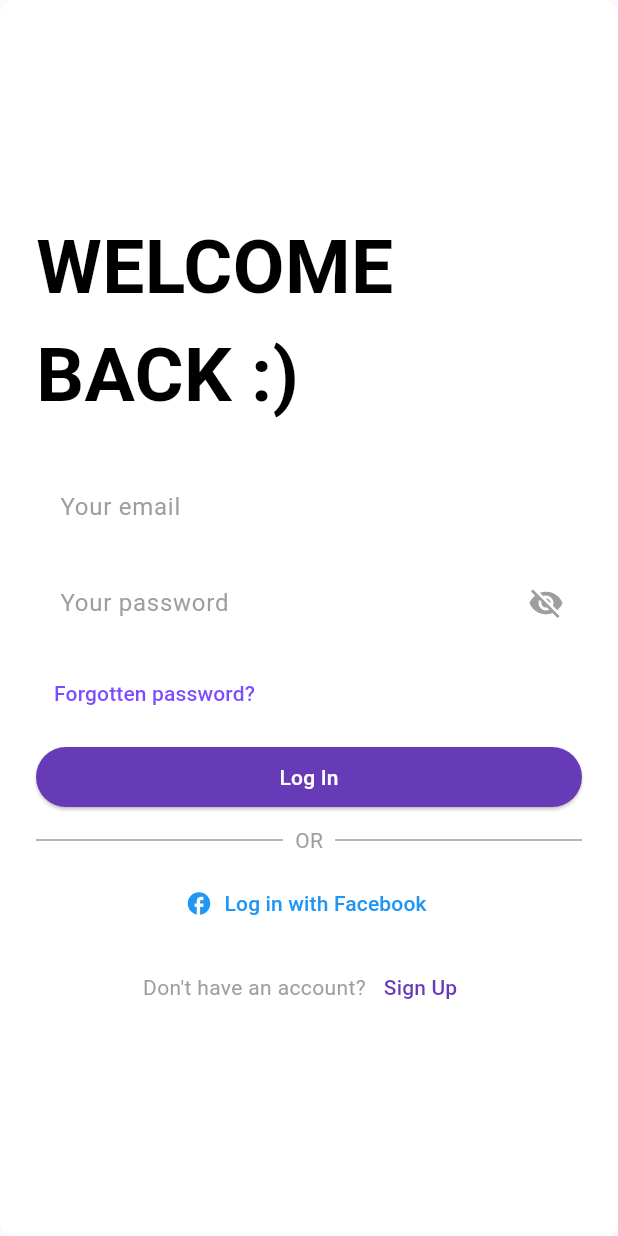
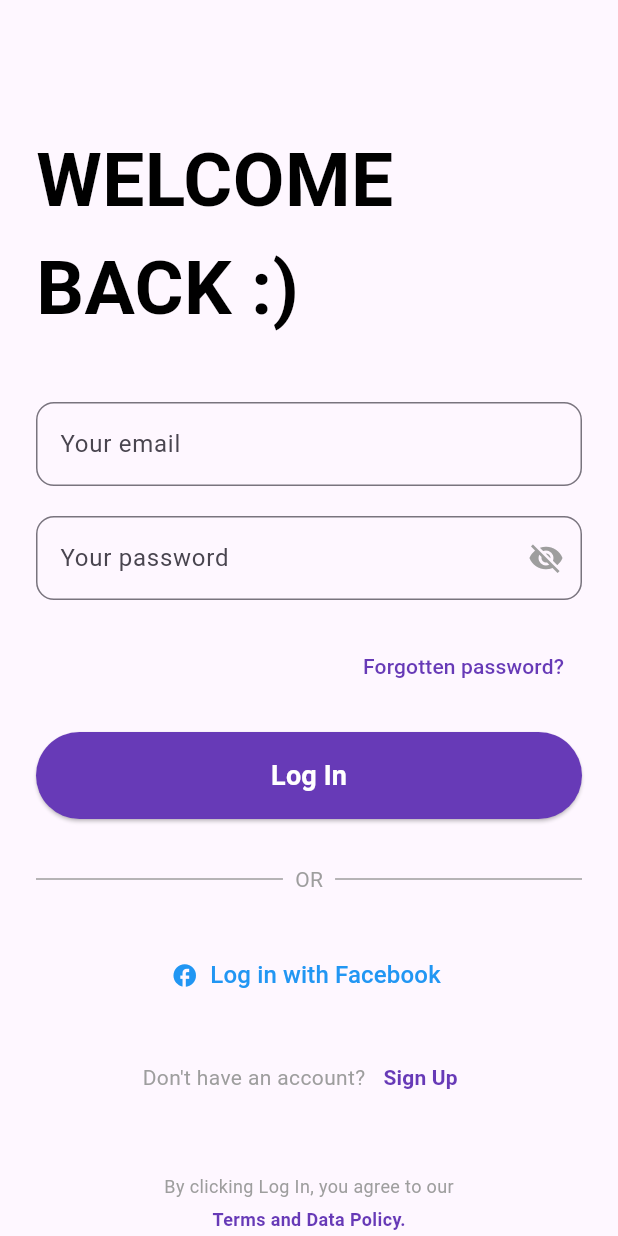
Before and after one commit to TheDamrek/BazarApp, a Flutter app: the LoginScreen screen opened directly, on a phone screen of 412 x 824 dp. Run offline on Flutter 3.47's test engine with Material 3 defaults, Android fonts, the light colour scheme and no system bars; our stand-ins replace supabase_flutter; accounts and stored records are empty; Roboto replaces fonts that are missing (Billabong).

Commit message:
fixed login and signup

```diff
--- a/lib/screens/login_screen.dart
+++ b/lib/screens/login_screen.dart
@@ -6,16 +6,18 @@ class LoginScreen extends StatelessWidget {
   @override
   Widget build(BuildContext context) {
     return Scaffold(
-      body: Container(
-        padding: const EdgeInsets.all(24),
-        decoration: BoxDecoration(
-          color: Colors.white,
-          borderRadius: BorderRadius.circular(10),
-        ),
+      body: SingleChildScrollView(
+        child: Padding(
+          padding: const EdgeInsets.all(24.0),
           child: Column(
-          mainAxisAlignment: MainAxisAlignment.center,
+            crossAxisAlignment: CrossAxisAlignment.start,
             children: [
-            const Text(
+              const SizedBox(height: 60),
+
+
+              const Align(
+                alignment: Alignment.topCenter,
+                child: Text(
                   'WELCOME BACK :)',
                   style: TextStyle(
                     color: Colors.black,
@@ -24,68 +26,83 @@ class LoginScreen extends StatelessWidget {
                     fontFamily: 'Billabong',
                   ),
                 ),
-            const SizedBox(height: 24),
+              ),
+
+              const SizedBox(height: 40),
 
 
-            const TextField(
-              style: TextStyle(color: Colors.white),
+              TextField(
                 decoration: InputDecoration(
-                hintText: 'Your email',
-                hintStyle: TextStyle(color: Colors.grey),
-                filled: true,
-                fillColor: Colors.white,
+                  labelText: 'Your email',
                   border: OutlineInputBorder(
-                  borderRadius: BorderRadius.all(Radius.circular(5)),
-                  borderSide: BorderSide.none,
+                    borderRadius: BorderRadius.circular(12),
+                    borderSide: const BorderSide(
+                      color: Colors.black,
+                      width: 1,
                     ),
                   ),
                 ),
-            const SizedBox(height: 8),
+              ),
+
+              const SizedBox(height: 20),
 
 
-            const TextField(
+              TextField(
                 obscureText: true,
-              style: TextStyle(color: Colors.white),
                 decoration: InputDecoration(
-                hintText: 'Your password',
-                hintStyle: TextStyle(color: Colors.grey),
-                filled: true,
-                fillColor: Colors.white,
+                  labelText: 'Your password',
                   border: OutlineInputBorder(
-                  borderRadius: BorderRadius.all(Radius.circular(5)),
-                  borderSide: BorderSide.none,
-                ),
-                suffixIcon: Icon(Icons.visibility_off, color: Colors.grey),
+                    borderRadius: BorderRadius.circular(12),
+                    borderSide: const BorderSide(
+                      color: Colors.black,
+                      width: 1,
                     ),
                   ),
-            const SizedBox(height: 8),
+                  suffixIcon:
+                      const Icon(Icons.visibility_off, color: Colors.grey),
+                ),
+              ),
+
+              const SizedBox(height: 20),
 
 
               Align(
-              alignment: Alignment.centerLeft,
+                alignment: Alignment.centerRight,
                 child: TextButton(
                   onPressed: () {},
                   child: const Text(
                     'Forgotten password?',
-                  style: TextStyle(color: Colors.deepPurpleAccent),
+                    style: TextStyle(color: Colors.deepPurple),
                   ),
                 ),
               ),
-            const SizedBox(height: 8),
+
+              const SizedBox(height: 20),
 
 
               SizedBox(
                 width: double.infinity,
                 child: ElevatedButton(
                   onPressed: () {},
-                style: ElevatedButton.styleFrom(backgroundColor: Colors.deepPurple,
-                shape: RoundedRectangleBorder
-                (borderRadius: BorderRadius.circular(50))),
-                child: const Text('Log In',
-                    style: TextStyle(color: Colors.white)),
+                  style: ElevatedButton.styleFrom(
+                    backgroundColor: Colors.deepPurple,
+                    padding: const EdgeInsets.symmetric(vertical: 16),
+                    shape: RoundedRectangleBorder(
+                      borderRadius: BorderRadius.circular(30),
                     ),
                   ),
-            const SizedBox(height: 8),
+                  child: const Text(
+                    "Log In",
+                    style: TextStyle(
+                      color: Colors.white,
+                      fontSize: 18,
+                      fontWeight: FontWeight.bold,
+                    ),
+                  ),
+                ),
+              ),
+
+              const SizedBox(height: 30),
 
 
               Row(
@@ -93,23 +110,30 @@ class LoginScreen extends StatelessWidget {
                   Expanded(child: Divider(color: Colors.grey)),
                   Padding(
                     padding: EdgeInsets.symmetric(horizontal: 8.0),
-                  child: Text('OR', style: TextStyle(color: Colors.grey)),
+                    child: Text(
+                      'OR',
+                      style: TextStyle(color: Colors.grey),
+                    ),
                   ),
                   Expanded(child: Divider(color: Colors.grey)),
                 ],
               ),
-            const SizedBox(height: 8),
+
+              const SizedBox(height: 30),
 
 
-            TextButton.icon(
+              Center(
+                child: TextButton.icon(
                   onPressed: () {},
                   icon: const Icon(Icons.facebook, color: Colors.blue),
                   label: const Text(
-                'Log in with Facebook',
-                style: TextStyle(color: Colors.blue),
+                    "Log in with Facebook",
+                    style: TextStyle(color: Colors.blue, fontSize: 16),
                   ),
                 ),
-            const SizedBox(height: 8),
+              ),
+
+              const SizedBox(height: 20),
 
 
               Row(
@@ -123,12 +147,40 @@ class LoginScreen extends StatelessWidget {
                     onPressed: () {},
                     child: const Text(
                       'Sign Up',
-                    style: TextStyle(color: Colors.deepPurple),
+                      style: TextStyle(
+                        color: Colors.deepPurple,
+                        fontWeight: FontWeight.bold,
+                      ),
                     ),
                   ),
                 ],
               ),
+
+              const SizedBox(height: 40),
+
+
+              const Center(
+                child: Text(
+                  "By clicking Log In, you agree to our",
+                  style: TextStyle(fontSize: 12, color: Colors.grey),
+                ),
+              ),
+              const SizedBox(height: 5),
+              Center(
+                child: GestureDetector(
+                  onTap: () {},
+                  child: const Text(
+                    "Terms and Data Policy.",
+                    style: TextStyle(
+                      fontSize: 12,
+                      color: Colors.deepPurple,
+                      fontWeight: FontWeight.bold,
+                    ),
+                  ),
+                ),
+              ),
             ],
+          ),
         ),
       ),
     );
--- a/pubspec.yaml
+++ b/pubspec.yaml
@@ -34,6 +34,12 @@ dependencies:
   # The following adds the Cupertino Icons font to your application.
   # Use with the CupertinoIcons class for iOS style icons.
   cupertino_icons: ^1.0.8
+  google_fonts: ^6.0.0
+  flutter_rating_bar: ^4.0.1
+  smooth_page_indicator: ^1.0.0+2
+  carousel_slider: ^5.1.1
+  supabase_flutter: ^2.0.0
+  flutter_riverpod: ^3.0.0
 
 dev_dependencies:
   flutter_test:
```
Also changed, not shown: lib/main.dart (+12 -4 lines), lib/screens/signup_screen.dart (+34 -31 lines), pubspec.lock, 5 other files. Lines whose indentation alone changed are shown as unchanged.
